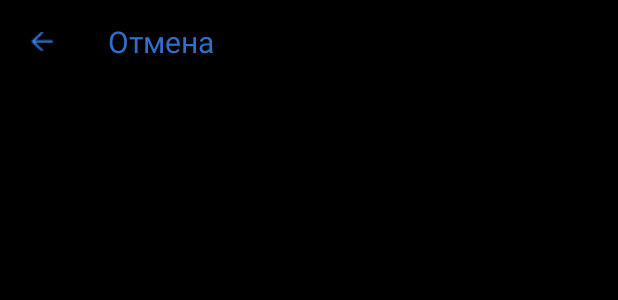
After one commit to eekstunt/vtb-hack-2020, an Android app: the layout activity_credit_money_calculation.xml on its own in the app's theme, with its tools: preview values and no code run, on a phone screen of 412 x 824 dp. The commit adds this screen. Shown: the top 300 px of the screen. Run offline under Robolectric (Android 15) with nearby library versions, the phone set to English and light mode, and no system bars.

Commit message:
Added CreditMoneyCalculationActivity

```diff
--- /dev/null
+++ b/app/src/main/res/layout/activity_credit_money_calculation.xml
@@ -0,0 +1,25 @@
+<?xml version="1.0" encoding="utf-8"?>
+<androidx.constraintlayout.widget.ConstraintLayout xmlns:android="http://schemas.android.com/apk/res/android"
+    xmlns:app="http://schemas.android.com/apk/res-auto"
+    xmlns:tools="http://schemas.android.com/tools"
+    android:layout_width="match_parent"
+    android:layout_height="match_parent"
+    android:background="@color/colorBackground"
+    android:orientation="vertical"
+    tools:context=".CreditMoneyCalculationActivity">
+
+    <androidx.appcompat.widget.Toolbar
+        android:id="@+id/carToBuyToolbar2"
+        android:layout_width="0dp"
+        android:layout_height="wrap_content"
+        android:background="@color/colorBackground"
+        android:minHeight="?attr/actionBarSize"
+        android:theme="?attr/actionBarTheme"
+        app:layout_constraintEnd_toEndOf="parent"
+        app:layout_constraintHorizontal_bias="0.0"
+        app:layout_constraintStart_toStartOf="parent"
+        app:layout_constraintTop_toTopOf="parent"
+        app:navigationIcon="@drawable/icon_back"
+        app:title="Отмена"
+        app:titleTextColor="@color/colorAccent" />
+</androidx.constraintlayout.widget.ConstraintLayout>
```
Also changed, not shown: app/src/main/AndroidManifest.xml (+7 -6 lines), app/src/main/java/com/hfad/vtb_hack_app/CarToBuyActivity.kt (+7 -0 lines), app/src/main/java/com/hfad/vtb_hack_app/CreditMoneyCalculationActivity.kt (added, +11 -0 lines).
